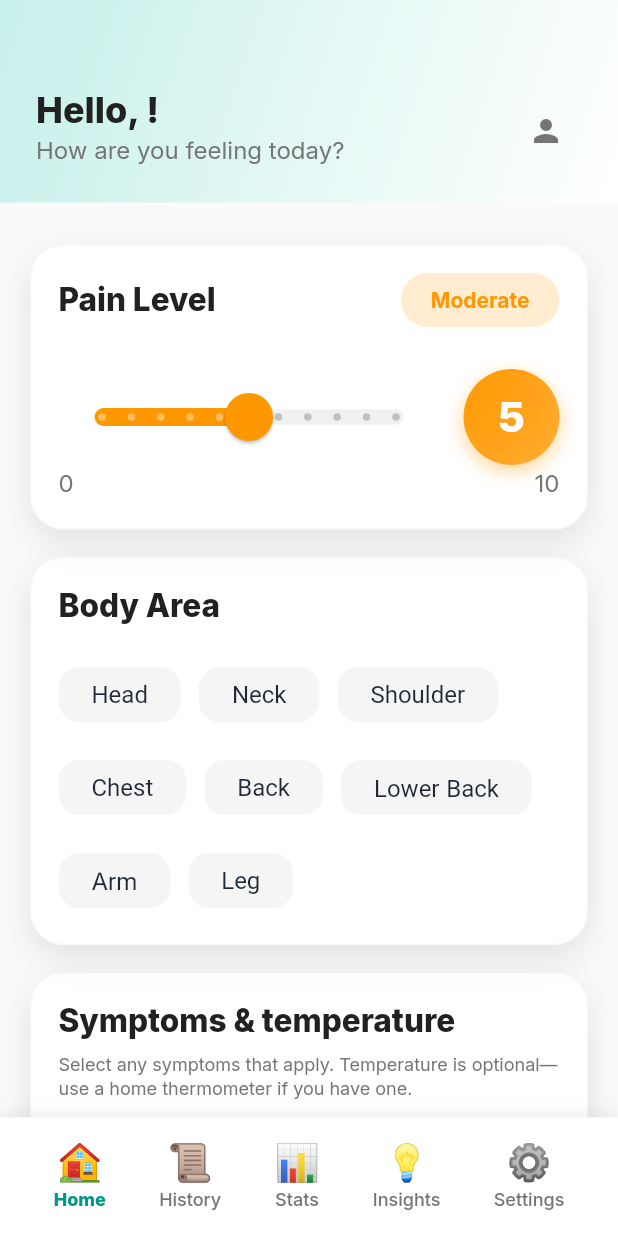
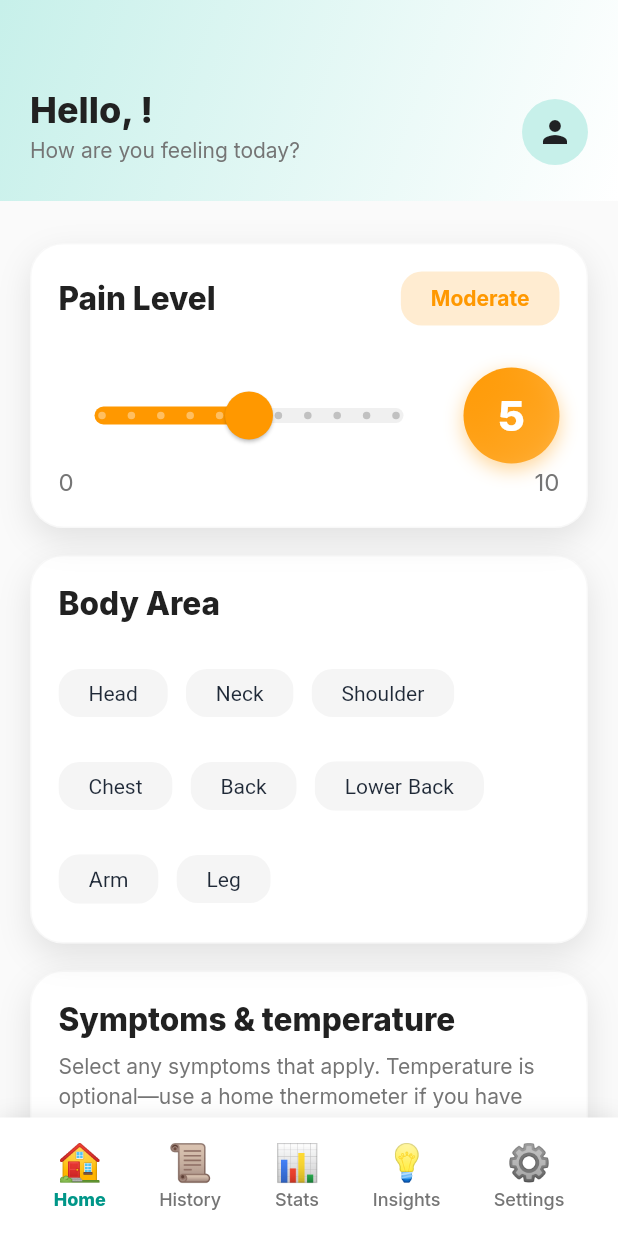
Before and after one commit to JeremiahJacob261/symptom_tracker, a Flutter app: the MainScreen screen opened directly, on a phone screen of 412 x 824 dp. Run offline on Flutter 3.47's test engine with Material 3 defaults, Android fonts, the phone set to English and light mode, and no system bars; our stand-ins replace csv, fl_chart, google_fonts, image_picker, share_plus, shared_preferences and 4 more; accounts and stored records are empty; network calls fail; statements that could not run were skipped.

Commit message:
design consistency

```diff
--- a/lib/main.dart
+++ b/lib/main.dart
@@ -257,6 +257,7 @@ class MyApp extends StatelessWidget {
       chipTheme: ChipThemeData(
         backgroundColor: const Color(0xFFF5F5F5),
         selectedColor: _AppPalette.aqua,
+        side: BorderSide.none,
         labelStyle: const TextStyle(
           fontSize: 14,
           fontWeight: FontWeight.w500,
@@ -278,7 +279,7 @@ class MyApp extends StatelessWidget {
         ),
         enabledBorder: OutlineInputBorder(
           borderRadius: BorderRadius.circular(22),
-          borderSide: const BorderSide(color: Color(0xFFECECEC)),
+          borderSide: BorderSide.none,
         ),
         focusedBorder: OutlineInputBorder(
           borderRadius: BorderRadius.circular(22),
@@ -417,6 +418,7 @@ class MyApp extends StatelessWidget {
       chipTheme: ChipThemeData(
         backgroundColor: const Color(0xFF1E1E1E),
         selectedColor: const Color(0xFF004D40),
+        side: BorderSide.none,
         labelStyle: const TextStyle(
             fontSize: 14,
             fontWeight: FontWeight.w500,
@@ -1429,7 +1431,7 @@ class _HomeScreenState extends State<HomeScreen> {
       slivers: [
         SliverToBoxAdapter(
           child: Container(
-            padding: const EdgeInsets.fromLTRB(24, 58, 24, 24),
+            padding: const EdgeInsets.fromLTRB(20, 58, 20, 24),
             decoration: BoxDecoration(
               gradient: LinearGradient(
                 begin: Alignment.topLeft,
@@ -1457,18 +1459,25 @@ class _HomeScreenState extends State<HomeScreen> {
                     const SizedBox(height: 2),
                     Text(
                       'How are you feeling today?',
-                      style: theme.textTheme.bodySmall?.copyWith(
+                      style: theme.textTheme.bodyMedium?.copyWith(
                         color: theme.colorScheme.onSurfaceVariant,
-                        fontSize: 16,
                       ),
                     ),
                   ],
                 ),
-                IconButton(
-                  onPressed: _showNameDialog,
-                  icon: Icon(
-                    _userName != null ? Icons.person : Icons.person_add,
-                    color: theme.colorScheme.onSurfaceVariant,
+                Container(
+                  width: 44,
+                  height: 44,
+                  decoration: BoxDecoration(
+                    color: theme.colorScheme.primaryContainer,
+                    shape: BoxShape.circle,
+                  ),
+                  child: IconButton(
+                    onPressed: _showNameDialog,
+                    icon: Icon(
+                      _userName != null ? Icons.person : Icons.person_add,
+                      color: theme.colorScheme.onPrimaryContainer,
+                    ),
                   ),
                 ),
               ],
@@ -1494,7 +1503,7 @@ class _HomeScreenState extends State<HomeScreen> {
                           horizontal: 20, vertical: 8),
                       decoration: BoxDecoration(
                         color: painColor.withValues(alpha: 0.18),
-                        borderRadius: BorderRadius.circular(20),
+                        borderRadius: BorderRadius.circular(14),
                       ),
                       child: Text(
                         _getPainLabel(_painLevel),
@@ -1606,15 +1615,15 @@ class _HomeScreenState extends State<HomeScreen> {
                         borderRadius: BorderRadius.circular(14),
                       ),
                       padding: const EdgeInsets.symmetric(
-                        horizontal: 14,
-                        vertical: 9,
+                        horizontal: 12,
+                        vertical: 8,
                       ),
                       labelStyle: TextStyle(
                         color: _symptomChipForegroundColor(
                           theme,
                           isSelected,
                         ),
-                        fontSize: 16,
+                        fontSize: 14,
                         fontWeight:
                             isSelected ? FontWeight.w800 : FontWeight.w400,
                       ),
@@ -1642,7 +1651,7 @@ class _HomeScreenState extends State<HomeScreen> {
                 const SizedBox(height: 8),
                 Text(
                   'Select any symptoms that apply. Temperature is optional—use a home thermometer if you have one.',
-                  style: theme.textTheme.bodySmall?.copyWith(
+                  style: theme.textTheme.bodyMedium?.copyWith(
                     color: theme.colorScheme.onSurfaceVariant,
                   ),
                 ),
@@ -1704,7 +1713,7 @@ class _HomeScreenState extends State<HomeScreen> {
                   const SizedBox(height: 4),
                   Text(
                     'These are saved with your entry and can improve the educational pattern match.',
-                    style: theme.textTheme.bodySmall?.copyWith(
+                    style: theme.textTheme.bodyMedium?.copyWith(
                       color: theme.colorScheme.onSurfaceVariant,
                     ),
                   ),
@@ -1740,15 +1749,25 @@ class _HomeScreenState extends State<HomeScreen> {
                       ),
                     ),
                     const SizedBox(width: 12),
-                    DropdownButton<String>(
-                      value: _temperatureUnit,
-                      onChanged: (value) => setState(
-                        () => _temperatureUnit = value ?? _temperatureUnit,
+                    SizedBox(
+                      width: 88,
+                      child: DropdownButtonFormField<String>(
+                        initialValue: _temperatureUnit,
+                        decoration: const InputDecoration(
+                          labelText: 'Unit',
+                          contentPadding: EdgeInsets.symmetric(
+                            horizontal: 12,
+                            vertical: 16,
+                          ),
+                        ),
+                        onChanged: (value) => setState(
+                          () => _temperatureUnit = value ?? _temperatureUnit,
+                        ),
+                        items: const [
+                          DropdownMenuItem(value: 'C', child: Text('°C')),
+                          DropdownMenuItem(value: 'F', child: Text('°F')),
+                        ],
                       ),
-                      items: const [
-                        DropdownMenuItem(value: 'C', child: Text('°C')),
-                        DropdownMenuItem(value: 'F', child: Text('°F')),
-                      ],
                     ),
                   ],
                 ),
@@ -1792,12 +1811,12 @@ class _HomeScreenState extends State<HomeScreen> {
                         borderRadius: BorderRadius.circular(14),
                       ),
                       padding: const EdgeInsets.symmetric(
-                        horizontal: 14,
-                        vertical: 9,
+                        horizontal: 12,
+                        vertical: 8,
                       ),
                       labelStyle: TextStyle(
                         color: labelColor,
-                        fontSize: 16,
+                        fontSize: 14,
                         fontWeight:
                             isSelected ? FontWeight.w800 : FontWeight.w400,
                       ),
@@ -1867,7 +1886,7 @@ class _HomeScreenState extends State<HomeScreen> {
                   ),
                   const SizedBox(height: 12),
                   ClipRRect(
-                    borderRadius: BorderRadius.circular(12),
+                    borderRadius: BorderRadius.circular(14),
                     child: kIsWeb && _photoPreviewBytes != null
                         ? Image.memory(
                             _photoPreviewBytes!,
@@ -1898,6 +1917,12 @@ class _HomeScreenState extends State<HomeScreen> {
               onPressed: _pickImage,
               icon: const Icon(Icons.camera_alt, size: 18),
               label: const Text('Add Photo'),
+              style: OutlinedButton.styleFrom(
+                backgroundColor: theme.colorScheme.primaryContainer,
+                foregroundColor: theme.colorScheme.onPrimaryContainer,
+                minimumSize: const Size(double.infinity, 56),
+                side: BorderSide.none,
+              ),
             ),
           ),
         ),
```
